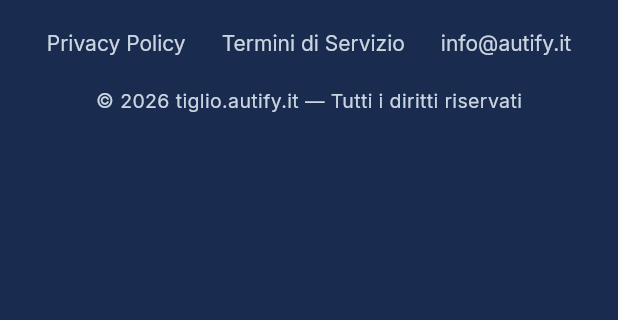
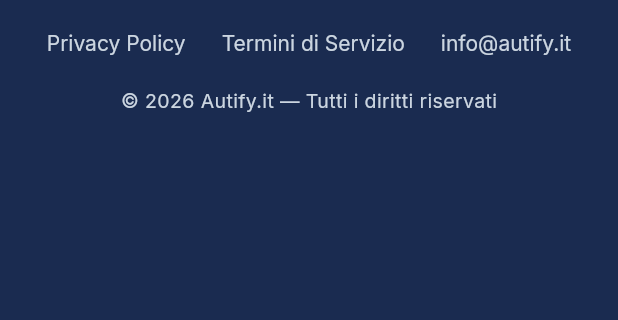
Before and after one commit to RazorCopter/Autify-web, a Flutter app: the Footer widget shown alone on an empty page, opened directly, on a phone screen of 412 x 824 dp, the part 110-430 px from its top. Run offline on Flutter 3.47's test engine with Material 3 defaults, Android fonts, the phone set to English and light mode, and no system bars; our stand-ins replace flutter_animate, google_fonts, visibility_detector.

Commit message:
Revert "fix: aggiornamento DNS e riferimenti da autify.it a tiglio.autify.it"
This reverts commit 7fd25a40c9ffbe3c2c9cf87708205222f0f4d820.

```diff
--- a/lib/widgets/footer.dart
+++ b/lib/widgets/footer.dart
@@ -56,7 +56,7 @@ class Footer extends StatelessWidget {
             ),
             const SizedBox(height: 12),
             Text(
-              '© $year tiglio.autify.it — Tutti i diritti riservati',
+              '© $year Autify.it — Tutti i diritti riservati',
               style: GoogleFonts.inter(
                 fontSize: 13,
                 color: AppColors.textOnDarkMuted,
@@ -96,7 +96,7 @@ class Footer extends StatelessWidget {
         ),
         const SizedBox(height: 20),
         Text(
-          '© $year tiglio.autify.it — Tutti i diritti riservati',
+          '© $year Autify.it — Tutti i diritti riservati',
           style: GoogleFonts.inter(
             fontSize: 13,
             color: AppColors.textOnDarkMuted,
--- a/pubspec.yaml
+++ b/pubspec.yaml
@@ -1,5 +1,5 @@
 name: autify_web
-description: "Landing page per tiglio.autify.it — Analisi Dati per Autismo"
+description: "Landing page per Autify.it — Analisi Dati per Autismo"
 publish_to: 'none'
 version: 2.1.0+1
 
```
Also changed, not shown: 2 other files.
